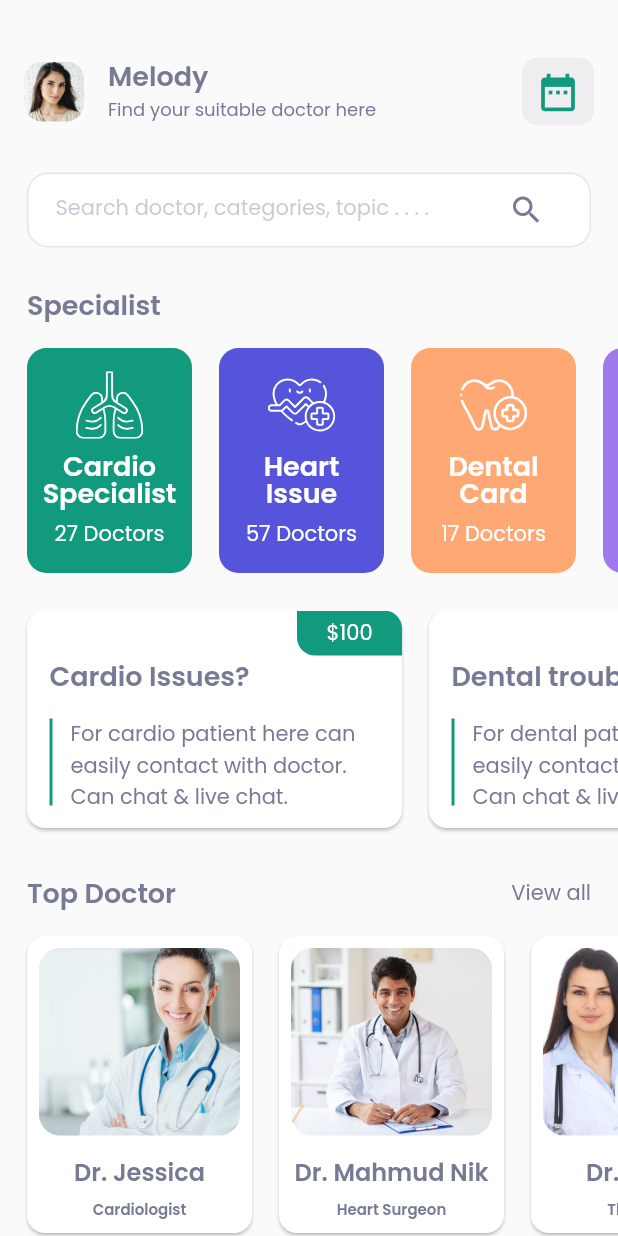
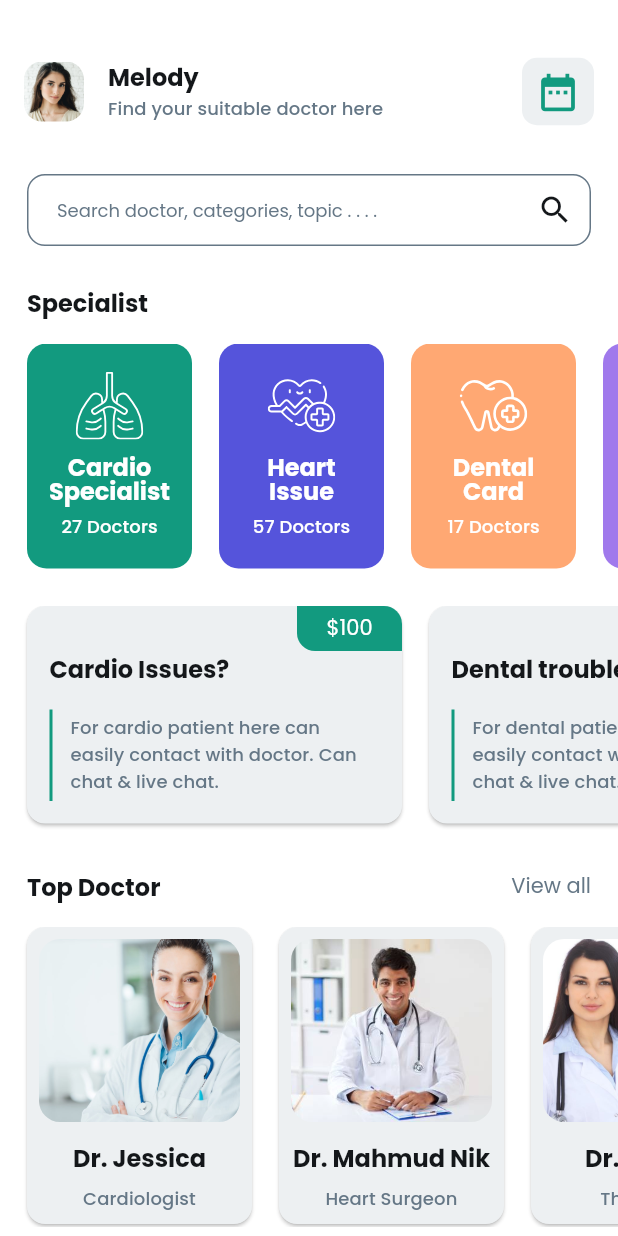
Before and after one commit to dickyrey/doctor_consultant_app, a Flutter app: the screen it shows after launch, on a phone screen of 412 x 824 dp. Run offline on Flutter 3.47's test engine with Material 2 defaults, Android fonts, the phone set to English and light mode, and no system bars; our stand-ins replace flutter_svg, google_fonts.

Commit message:
add dark theme

```diff
--- a/lib/constants.dart
+++ b/lib/constants.dart
@@ -1,21 +1,21 @@
-import 'package:flutter/material.dart';
-import 'package:google_fonts/google_fonts.dart';
-
-const kBlack = Color(0xFF777A95);
-const kGreen = Color(0xFF129A7F);
-const kBlue = Color(0xFF5554DB);
-const kOrange = Color(0xFFFFA873);
-const kPurple = Color(0xFFA079EC);
-const kGreyAccent = Color(0xFFF7F7F7);
-const kGrey = Color(0xFFEEEEF0);
-
-var kTitleStyle = GoogleFonts.poppins(
-  color: kBlack,
-  fontSize: 18.0,
-  fontWeight: FontWeight.w600,
-);
-
-var kSubtitleStyle = GoogleFonts.poppins(
-  color: kBlack,
-  fontSize: 14.0,
-);
+//import 'package:flutter/material.dart';
+//import 'package:google_fonts/google_fonts.dart';
+//
+//const kBlack = Color(0xFF777A95);
+//const kGreen = Color(0xFF129A7F);
+//const kBlue = Color(0xFF5554DB);
+//const kOrange = Color(0xFFFFA873);
+//const kPurple = Color(0xFFA079EC);
+//const kGreyAccent = Color(0xFFF7F7F7);
+//const kGrey = Color(0xFFEEEEF0);
+//
+//var kTitleStyle = GoogleFonts.poppins(
+//  color: kBlack,
+//  fontSize: 18.0,
+//  fontWeight: FontWeight.w600,
+//);
+//
+//var kSubtitleStyle = GoogleFonts.poppins(
+//  color: kBlack,
+//  fontSize: 14.0,
+//);
--- /dev/null
+++ b/lib/helpers/colors.dart
@@ -0,0 +1,31 @@
+import 'dart:ui';
+
+// Color Component
+var kPrimaryColor = Color(0xFFCBA76B);
+var kAccentLightColor = Color(0xFF323345);
+var kAccentDarkColor = Color(0xFFFFFFFF);
+var kYellowColor = Color(0xFFFFD700);
+var kGreenColor = Color(0xFF129A7F);
+var kBlueColor = Color(0xFF5554DB);
+var kOrangeColor = Color(0xFFFFA873);
+var kPurpleColor = Color(0xFFA079EC);
+
+// Background
+var kBackgroundLightColor = Color(0xFFFFFFFF);
+var kBackgroundDarkColor = Color(0xFF000000);
+
+// Card
+var kCardLightColor = Color(0xFFEDF0F2);
+var kCardDarkColor = Color(0xFF1C1F23);
+
+// Error
+const kErrorLightColor = Color(0xFFB00020);
+const kErrorDarkColor = Color(0xFFCF6679);
+
+// Font Primary
+const kPrimaryLightColor = Color(0xFF14171A);
+const kPrimaryDarkColor = Color(0xFFD9D9D9);
+
+// Font Secondary
+const kSecondaryLightColor = Color(0xFF657786);
+const kSecondaryDarkColor = Color(0xFF6E767D);
--- /dev/null
+++ b/lib/helpers/theme.dart
@@ -0,0 +1,238 @@
+import 'package:flutter/material.dart';
+import 'package:google_fonts/google_fonts.dart';
+
+import 'colors.dart';
+
+ThemeData themeData(BuildContext context) {
+  return ThemeData(
+    appBarTheme: AppBarTheme(color: kBackgroundLightColor, elevation: 0),
+    primaryColor: kPrimaryColor,
+    buttonColor: kPrimaryColor,
+    primaryColorLight: kBackgroundDarkColor,
+    accentColor: kPrimaryDarkColor,
+    errorColor: kErrorLightColor,
+    hintColor: kSecondaryLightColor,
+    cardColor: kCardLightColor,
+    brightness: Brightness.light,
+    textSelectionTheme: TextSelectionThemeData(cursorColor: kPrimaryColor),
+    unselectedWidgetColor: kSecondaryLightColor,
+    scaffoldBackgroundColor: kBackgroundLightColor,
+    backgroundColor: kBackgroundLightColor,
+    iconTheme: IconThemeData(color: kBackgroundDarkColor),
+    primaryIconTheme: IconThemeData(color: kBackgroundDarkColor),
+    visualDensity: VisualDensity.adaptivePlatformDensity,
+    indicatorColor: kPrimaryColor,
+    buttonTheme: ButtonThemeData(
+      minWidth: 120.0,
+      height: 45.0,
+      buttonColor: kPrimaryColor,
+      shape: RoundedRectangleBorder(
+        borderRadius: BorderRadius.circular(25.0),
+      ),
+    ),
+    inputDecorationTheme: InputDecorationTheme(
+      contentPadding: EdgeInsets.symmetric(horizontal: 20.0),
+      hintStyle: GoogleFonts.poppins(
+        color: kSecondaryLightColor,
+        fontSize: 12.0,
+      ),
+      enabledBorder: OutlineInputBorder(
+        borderRadius: BorderRadius.circular(12.0),
+        borderSide: BorderSide(
+          color: kSecondaryLightColor,
+        ),
+      ),
+      focusedBorder: OutlineInputBorder(
+        borderRadius: BorderRadius.circular(12.0),
+        borderSide: BorderSide(
+          color: kPrimaryColor,
+        ),
+      ),
+      errorBorder: OutlineInputBorder(
+        borderRadius: BorderRadius.circular(12.0),
+        borderSide: BorderSide(
+          color: kErrorLightColor,
+        ),
+      ),
+      focusedErrorBorder: OutlineInputBorder(
+        borderRadius: BorderRadius.circular(12.0),
+        borderSide: BorderSide(
+          color: kErrorLightColor,
+        ),
+      ),
+      errorStyle: GoogleFonts.poppins(
+        color: kErrorDarkColor,
+        fontSize: 12.0,
+      ),
+    ),
+    textTheme: GoogleFonts.poppinsTextTheme().copyWith(
+      headline1: GoogleFonts.poppins(
+        color: kPrimaryLightColor,
+        fontSize: 20,
+        fontWeight: FontWeight.bold,
+      ),
+      headline2: GoogleFonts.poppins(
+        color: kPrimaryLightColor,
+        fontSize: 18,
+        fontWeight: FontWeight.bold,
+      ),
+      headline3: GoogleFonts.poppins(
+        color: kPrimaryLightColor,
+        fontSize: 16,
+        fontWeight: FontWeight.bold,
+      ),
+      headline4: GoogleFonts.poppins(
+        color: kPrimaryLightColor,
+        fontSize: 14,
+        fontWeight: FontWeight.bold,
+      ),
+      headline5: GoogleFonts.poppins(
+        color: kPrimaryLightColor,
+        fontSize: 12,
+        fontWeight: FontWeight.bold,
+      ),
+      bodyText1: GoogleFonts.poppins(
+        color: kPrimaryLightColor,
+        fontSize: 16.0,
+      ),
+      bodyText2: GoogleFonts.poppins(
+        color: kPrimaryLightColor,
+        fontSize: 14.0,
+      ),
+      subtitle1: GoogleFonts.poppins(
+        color: kSecondaryLightColor,
+        fontSize: 14.0,
+      ),
+      subtitle2: GoogleFonts.poppins(
+        color: kSecondaryLightColor,
+        fontSize: 12.0,
+      ),
+      button: GoogleFonts.roboto(
+        color: kPrimaryDarkColor,
+        fontSize: 15.0,
+        fontWeight: FontWeight.w500,
+      ),
+    ),
+  );
+}
+
+// Dark Theme
+ThemeData darkThemeData(BuildContext context) {
+  return ThemeData.dark().copyWith(
+    primaryColor: kPrimaryColor,
+    accentColor: kPrimaryLightColor,
+    buttonColor: kPrimaryColor,
+    primaryColorLight: kBackgroundLightColor,
+    hintColor: kSecondaryDarkColor,
+    cardColor: kCardDarkColor,
+    errorColor: kErrorDarkColor,
+    textSelectionTheme: TextSelectionThemeData(cursorColor: kPrimaryColor),
+    brightness: Brightness.dark,
+    indicatorColor: kPrimaryColor,
+    unselectedWidgetColor: kSecondaryDarkColor,
+    scaffoldBackgroundColor: kBackgroundDarkColor,
+    appBarTheme: AppBarTheme(color: kBackgroundDarkColor, elevation: 0.0),
+    backgroundColor: kBackgroundDarkColor,
+    iconTheme: IconThemeData(color: kPrimaryColor),
+    primaryIconTheme: IconThemeData(color: kPrimaryColor),
+    visualDensity: VisualDensity.adaptivePlatformDensity,
+    buttonTheme: ButtonThemeData(
+      minWidth: 120.0,
+      height: 45.0,
+      buttonColor: kPrimaryColor,
+      shape: RoundedRectangleBorder(
+        borderRadius: BorderRadius.circular(25.0),
+      ),
+    ),
+    inputDecorationTheme: InputDecorationTheme(
+      contentPadding: EdgeInsets.symmetric(horizontal: 20.0),
+      hintStyle: GoogleFonts.poppins(
+        color: kSecondaryDarkColor,
+        fontSize: 12.0,
+      ),
+      enabledBorder: OutlineInputBorder(
+        borderRadius: BorderRadius.circular(12.0),
+        borderSide: BorderSide(
+          color: kSecondaryDarkColor,
+        ),
+      ),
+      focusedBorder: OutlineInputBorder(
+        borderRadius: BorderRadius.circular(12.0),
+        borderSide: BorderSide(
+          color: kPrimaryColor,
+        ),
+      ),
+      errorBorder: OutlineInputBorder(
+        borderRadius: BorderRadius.circular(12.0),
+        borderSide: BorderSide(
+          color: kErrorDarkColor,
+        ),
+      ),
+      focusedErrorBorder: OutlineInputBorder(
+        borderRadius: BorderRadius.circular(12.0),
+        borderSide: BorderSide(
+          color: kErrorDarkColor,
+        ),
+      ),
+      errorMaxLines: 1,
+      helperStyle: GoogleFonts.poppins(
+        color: kSecondaryDarkColor,
+        fontSize: 10.0,
+      ),
+      errorStyle: GoogleFonts.poppins(
+        color: kErrorDarkColor,
+        fontSize: 10.0,
+      ),
+    ),
+    textTheme: GoogleFonts.poppinsTextTheme().copyWith(
+      headline1: GoogleFonts.poppins(
+        color: kPrimaryDarkColor,
+        fontSize: 20,
+        fontWeight: FontWeight.bold,
+      ),
+      headline2: GoogleFonts.poppins(
+        color: kPrimaryDarkColor,
+        fontSize: 18,
+        fontWeight: FontWeight.bold,
+      ),
+      headline3: GoogleFonts.poppins(
+        color: kPrimaryDarkColor,
+        fontSize: 16,
+        fontWeight: FontWeight.bold,
+      ),
+      headline4: GoogleFonts.poppins(
+        color: kPrimaryDarkColor,
+        fontSize: 14,
+        fontWeight: FontWeight.bold,
+      ),
+      headline5: GoogleFonts.poppins(
+        color: kPrimaryDarkColor,
+        fontSize: 12,
+        fontWeight: FontWeight.bold,
+      ),
+      bodyText1: GoogleFonts.poppins(
+        color: kPrimaryDarkColor,
+        fontSize: 16.0,
+      ),
+      bodyText2: GoogleFonts.poppins(
+        color: kPrimaryDarkColor,
+        fontSize: 14.0,
+      ),
+      subtitle1: GoogleFonts.poppins(
+        color: kSecondaryDarkColor,
+        fontSize: 14.0,
+      ),
+      subtitle2: GoogleFonts.poppins(
+        color: kSecondaryDarkColor,
+        fontSize: 12.0,
+      ),
+      button: GoogleFonts.roboto(
+        color: kPrimaryDarkColor,
+        fontSize: 15.0,
+        fontWeight: FontWeight.w500,
+      ),
+    ),
+  );
+}
+
+AppBarTheme appBarTheme = AppBarTheme(color: Colors.transparent, elevation: 0);
--- a/lib/main.dart
+++ b/lib/main.dart
@@ -1,5 +1,9 @@
 import 'package:doctor_consultant_mobile_app/views/home.dart';
 import 'package:flutter/material.dart';
+import 'package:provider/provider.dart';
+
+import 'helpers/theme.dart';
+import 'providers/theme_provider.dart';
 
 void main() {
   runApp(MyApp());
@@ -9,12 +13,22 @@ class MyApp extends StatelessWidget {
   // This widget is the root of your application.
   @override
   Widget build(BuildContext context) {
-    return MaterialApp(
-      title: 'Doctor Consultant',
-      theme: ThemeData(
-        visualDensity: VisualDensity.adaptivePlatformDensity,
+    return MultiProvider(
+      providers: [
+        ChangeNotifierProvider(create: (context) => ThemeProvider()),
+      ],
+      child: Consumer<ThemeProvider>(
+          builder: (context,theme, snapshot) {
+            return MaterialApp(
+              title: 'Doctor Consultant',
+              debugShowCheckedModeBanner: false,
+              theme: themeData(context),
+              darkTheme: darkThemeData(context),
+              themeMode: theme.isLightTheme ?  ThemeMode.dark:ThemeMode.light ,
+              home: Home(),
+            );
+          }
       ),
-      home: Home(),
     );
   }
 }
--- /dev/null
+++ b/lib/providers/theme_provider.dart
@@ -0,0 +1,11 @@
+import 'package:flutter/foundation.dart';
+
+class ThemeProvider with ChangeNotifier{
+  bool _isLightTheme = false;
+  bool get isLightTheme=>_isLightTheme;
+
+  void changeTheme(){
+    _isLightTheme = !_isLightTheme;
+    notifyListeners();
+  }
+}
--- a/lib/views/home.dart
+++ b/lib/views/home.dart
@@ -1,13 +1,16 @@
-import 'package:doctor_consultant_mobile_app/constants.dart';
+import 'package:doctor_consultant_mobile_app/helpers/colors.dart';
+import 'package:doctor_consultant_mobile_app/providers/theme_provider.dart';
 import 'package:doctor_consultant_mobile_app/widgets/consultation_card.dart';
 import 'package:doctor_consultant_mobile_app/widgets/doctor_card.dart';
 import 'package:doctor_consultant_mobile_app/widgets/specialist_card.dart';
 import 'package:flutter/material.dart';
 import 'package:doctor_consultant_mobile_app/models/doctor.dart';
+import 'package:provider/provider.dart';
 
 class Home extends StatelessWidget {
   @override
   Widget build(BuildContext context) {
+    final theme = Theme.of(context);
     return Scaffold(
       appBar: PreferredSize(
         preferredSize: Size.fromHeight(70.0),
@@ -26,21 +29,26 @@ class Home extends StatelessWidget {
                 ),
               ),
             ),
-            title: Text("Melody", style: kTitleStyle),
-            subtitle: Text("Find your suitable doctor here",
-                style: kSubtitleStyle.copyWith(fontSize: 12.0)),
+            title: Text("Melody", style: theme.textTheme.headline3),
+            subtitle: Text(
+              "Find your suitable doctor here",
+              style: theme.textTheme.subtitle2,
+            ),
             trailing: Container(
               decoration: BoxDecoration(
                 borderRadius: BorderRadius.circular(10.0),
-                color: kGrey,
+                color: theme.cardColor,
               ),
               child: IconButton(
                 icon: Icon(
                   Icons.date_range,
-                  color: kGreen,
+                  color: kGreenColor,
                   size: 30.0,
                 ),
-                onPressed: () {},
+                onPressed: () {
+                  Provider.of<ThemeProvider>(context, listen: false)
+                      .changeTheme();
+                },
               ),
             ),
           ),
@@ -56,20 +64,11 @@ class Home extends StatelessWidget {
                 width: double.infinity,
                 height: 50.0,
                 margin: EdgeInsets.symmetric(horizontal: 18.0),
-                padding: EdgeInsets.symmetric(horizontal: 18.0),
                 alignment: Alignment.center,
-                decoration: BoxDecoration(
-                  color: Colors.white,
-                  borderRadius: BorderRadius.circular(14.0),
-                  border: Border.all(color: kBlack.withOpacity(.2)),
-                ),
                 child: TextField(
                   decoration: InputDecoration(
-                    suffixIcon: Icon(Icons.search, color: kBlack),
+                    suffixIcon: Icon(Icons.search, color: kPrimaryLightColor),
                     hintText: "Search doctor, categories, topic . . . .",
-                    hintStyle: kSubtitleStyle.copyWith(
-                      color: kBlack.withOpacity(.4),
-                    ),
                     border: InputBorder.none,
                   ),
                 ),
@@ -77,7 +76,7 @@ class Home extends StatelessWidget {
               SizedBox(height: 25.0),
               Padding(
                 padding: const EdgeInsets.symmetric(horizontal: 18.0),
-                child: Text("Specialist", style: kTitleStyle),
+                child: Text("Specialist", style: theme.textTheme.headline3),
               ),
               SizedBox(height: 15.0),
               Container(
@@ -90,31 +89,31 @@ class Home extends StatelessWidget {
                   children: <Widget>[
                     SpecialistCard(
                       name: "Cardio Specialist",
-                      color: kGreen,
+                      color: kGreenColor,
                       doctor: "27",
                       icon: "assets/lungs.svg",
                     ),
                     SpecialistCard(
                       name: "Heart\nIssue",
-                      color: kBlue,
+                      color: kBlueColor,
                       doctor: "57",
                       icon: "assets/doctor.svg",
                     ),
                     SpecialistCard(
                       name: "Dental\nCard",
-                      color: kOrange,
+                      color: kOrangeColor,
                       doctor: "17",
                       icon: "assets/dentist.svg",
                     ),
                     SpecialistCard(
                       name: "Physio\nTherapy",
-                      color: kPurple,
+                      color: kPurpleColor,
                       doctor: "32",
                       icon: "assets/wheelchair.svg",
                     ),
                     SpecialistCard(
                       name: "Eyes\nSpecialist",
-                      color: kGreen,
+                      color: kGreenColor,
                       doctor: "32",
                       icon: "assets/ophtalmology.svg",
                     ),
@@ -141,9 +140,9 @@ class Home extends StatelessWidget {
                 padding: EdgeInsets.symmetric(horizontal: 18.0),
                 child: Row(
                   children: <Widget>[
-                    Text("Top Doctor", style: kTitleStyle),
+                    Text("Top Doctor", style: theme.textTheme.headline3),
                     Spacer(),
-                    Text("View all", style: kSubtitleStyle),
+                    Text("View all", style: theme.textTheme.subtitle1),
                   ],
                 ),
               ),
--- a/lib/widgets/consultation_card.dart
+++ b/lib/widgets/consultation_card.dart
@@ -1,4 +1,4 @@
-import 'package:doctor_consultant_mobile_app/constants.dart';
+import 'package:doctor_consultant_mobile_app/helpers/colors.dart';
 import 'package:doctor_consultant_mobile_app/models/doctor.dart';
 import 'package:flutter/material.dart';
 
@@ -7,6 +7,7 @@ class ConsultationCard extends StatelessWidget {
   ConsultationCard({this.consultation});
   @override
   Widget build(BuildContext context) {
+    final theme = Theme.of(context);
     return Card(
       margin: EdgeInsets.only(left: 18.0, bottom: 5.0),
       elevation: 1.0,
@@ -25,7 +26,7 @@ class ConsultationCard extends StatelessWidget {
                 height: 30.0,
                 alignment: Alignment.center,
                 decoration: BoxDecoration(
-                  color: kGreen,
+                  color: kGreenColor,
                   borderRadius: BorderRadius.only(
                     topRight: Radius.circular(12.0),
                     bottomLeft: Radius.circular(12.0),
@@ -33,7 +34,7 @@ class ConsultationCard extends StatelessWidget {
                 ),
                 child: Text(
                   "\$${consultation.price}",
-                  style: kSubtitleStyle.copyWith(color: Colors.white),
+                  style: theme.textTheme.subtitle1.copyWith(color: Colors.white),
                 ),
               ),
             ),
@@ -46,19 +47,19 @@ class ConsultationCard extends StatelessWidget {
                 child: Column(
                   crossAxisAlignment: CrossAxisAlignment.start,
                   children: <Widget>[
-                    Text(consultation.title, style: kTitleStyle),
+                    Text(consultation.title, style: theme.textTheme.headline3),
                     SizedBox(height: 15.0),
                     Expanded(
                       child: Row(
                         children: <Widget>[
                           Container(
                             width: 2.0,
-                            color: kGreen,
+                            color: kGreenColor,
                           ),
                           SizedBox(width: 12.0),
                           Expanded(
                             child: Text(consultation.subtitle,
-                                style: kSubtitleStyle),
+                                style: theme.textTheme.subtitle2),
                           ),
                         ],
                       ),
--- a/lib/widgets/doctor_card.dart
+++ b/lib/widgets/doctor_card.dart
@@ -1,4 +1,3 @@
-import 'package:doctor_consultant_mobile_app/constants.dart';
 import 'package:doctor_consultant_mobile_app/models/doctor.dart';
 import 'package:flutter/material.dart';
 
@@ -7,6 +6,7 @@ class DoctorCard extends StatelessWidget {
   DoctorCard({this.doctor});
   @override
   Widget build(BuildContext context) {
+    final theme = Theme.of(context);
     return Card(
       margin: EdgeInsets.only(left: 18.0, bottom: 2.0),
       shape: RoundedRectangleBorder(
@@ -32,9 +32,7 @@ class DoctorCard extends StatelessWidget {
               overflow: TextOverflow.clip,
               maxLines: 1,
               textAlign: TextAlign.center,
-              style: kTitleStyle.copyWith(
-                fontSize: 16.0,
-              ),
+              style: theme.textTheme.headline3
             ),
             SizedBox(height: 6.0),
             Text(
@@ -42,9 +40,7 @@ class DoctorCard extends StatelessWidget {
               overflow: TextOverflow.clip,
               maxLines: 1,
               textAlign: TextAlign.center,
-              style: kTitleStyle.copyWith(
-                fontSize: 10.0,
-              ),
+              style: theme.textTheme.subtitle2
             ),
           ],
         ),
--- a/lib/widgets/specialist_card.dart
+++ b/lib/widgets/specialist_card.dart
@@ -1,4 +1,3 @@
-import 'package:doctor_consultant_mobile_app/constants.dart';
 import 'package:flutter/material.dart';
 import 'package:flutter_svg/flutter_svg.dart';
 
@@ -10,6 +9,7 @@ class SpecialistCard extends StatelessWidget {
   SpecialistCard({this.color, this.doctor, this.icon, this.name});
   @override
   Widget build(BuildContext context) {
+    final theme = Theme.of(context);
     return Container(
       width: 110.0,
       margin: EdgeInsets.only(left: 18.0),
@@ -30,14 +30,11 @@ class SpecialistCard extends StatelessWidget {
           Text(
             name,
             textAlign: TextAlign.center,
-            style: kTitleStyle.copyWith(
-              color: Colors.white,
-              height: 1.0,
-            ),
+            style: theme.textTheme.headline3.copyWith(height: 1.0,color: Colors.white),
           ),
           SizedBox(height: 5.0),
           Text("$doctor Doctors",
-              style: kSubtitleStyle.copyWith(color: Colors.white)),
+              style: theme.textTheme.subtitle2.copyWith(color: Colors.white)),
         ],
       ),
     );
```
Also changed, not shown: pubspec.yaml (+2 -53 lines), pubspec.lock, 2 other files.
